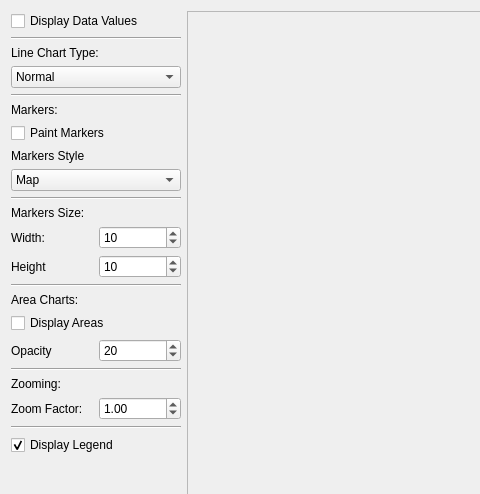
Qt form examples/DrawIntoPainter/mainwindow.ui (KDAB/KDChart) before a commit; both pictures show x 0 to 480 and y 0 to 494 of the 700 by 618 pixel window.
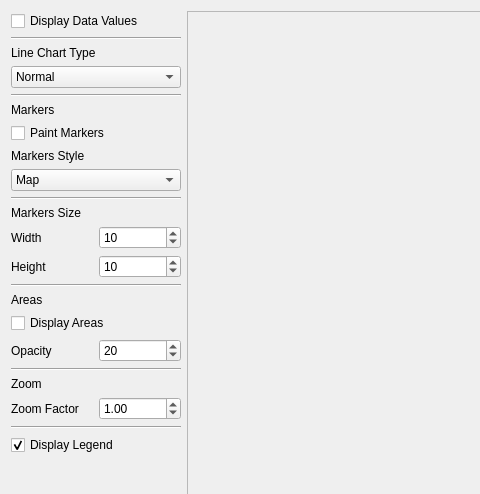
The same form after that commit. Icons and pictures are not drawn.

```diff
--- a/examples/DrawIntoPainter/mainwindow.ui
+++ b/examples/DrawIntoPainter/mainwindow.ui
@@ -46,7 +46,7 @@
        <item>
         <widget class="QLabel" name="lineTypeLB">
          <property name="text">
-          <string>Line Chart Type:</string>
+          <string>Line Chart Type</string>
          </property>
         </widget>
        </item>
@@ -89,7 +89,7 @@
        <item>
         <widget class="QLabel" name="markersLB">
          <property name="text">
-          <string>Markers:</string>
+          <string>Markers</string>
          </property>
         </widget>
        </item>
@@ -176,7 +176,7 @@
        <item>
         <widget class="QLabel" name="markersSizeLB">
          <property name="text">
-          <string>Markers Size:</string>
+          <string>Markers Size</string>
          </property>
         </widget>
        </item>
@@ -199,7 +199,7 @@
            <item>
             <widget class="QLabel" name="markersWidthLB">
              <property name="text">
-              <string>Width:</string>
+              <string>Width</string>
              </property>
             </widget>
            </item>
@@ -258,7 +258,7 @@
        <item>
         <widget class="QLabel" name="AreaChartLB">
          <property name="text">
-          <string>Area Charts:</string>
+          <string>Areas</string>
          </property>
         </widget>
        </item>
@@ -316,7 +316,7 @@
        <item>
         <widget class="QLabel" name="zoomingLB">
          <property name="text">
-          <string>Zooming:</string>
+          <string>Zoom</string>
          </property>
         </widget>
        </item>
@@ -331,7 +331,7 @@
          <item>
           <widget class="QLabel" name="zoomFactorLB">
            <property name="text">
-            <string>Zoom Factor:</string>
+            <string>Zoom Factor</string>
            </property>
           </widget>
          </item>
```
